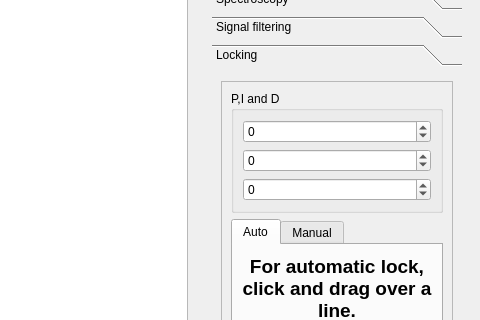
Before: the Qt Designer form linie/client/ui/main_window.ui in linien-org/linien, drawn with Qt 5; both pictures show x 544 to 1024 and y 114 to 434 of the 1024 by 768 pixel window.
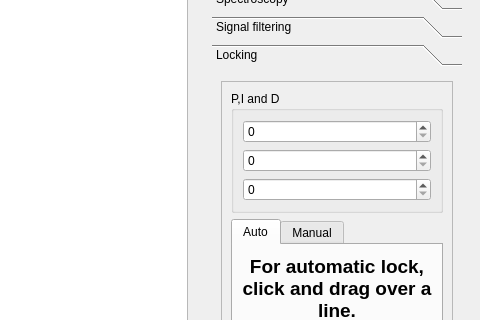
After: the same form once the commit is applied. Custom widgets are drawn as their Qt base class.

Diff of the .ui file:
```diff
--- a/linie/client/ui/main_window.ui
+++ b/linie/client/ui/main_window.ui
@@ -918,7 +918,7 @@
                   <item>
                    <widget class="QSpinBox" name="kp">
                     <property name="minimum">
-                     <number>-8192</number>
+                     <number>0</number>
                     </property>
                     <property name="maximum">
                      <number>8191</number>
@@ -928,7 +928,7 @@
                   <item>
                    <widget class="QSpinBox" name="ki">
                     <property name="minimum">
-                     <number>-8192</number>
+                     <number>0</number>
                     </property>
                     <property name="maximum">
                      <number>8191</number>
@@ -944,7 +944,7 @@
                      </sizepolicy>
                     </property>
                     <property name="minimum">
-                     <number>-8192</number>
+                     <number>0</number>
                     </property>
                     <property name="maximum">
                      <number>8191</number>
```
